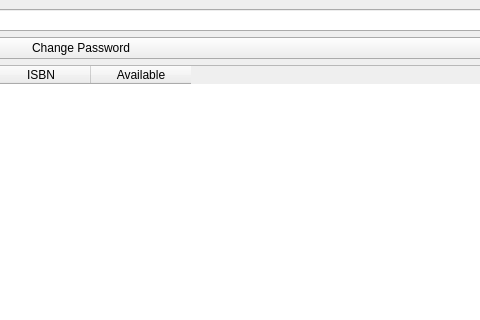
This is window/mainWindow/mainwindow.ui in S-E-C-O/LMS as Qt 5 draws it before an edit; both pictures show x 419 to 899 and y 0 to 320 of the 1000 by 600 pixel window. The edited form follows.
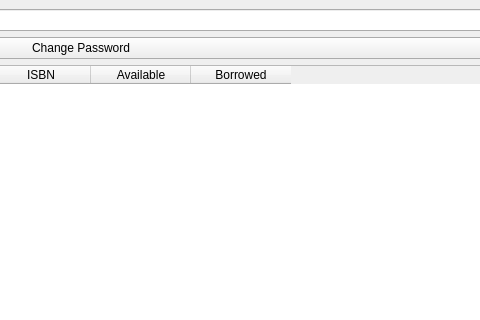
This is the edited form.

Patch:
```diff
--- a/window/mainWindow/mainwindow.ui
+++ b/window/mainWindow/mainwindow.ui
@@ -72,6 +72,11 @@
                                 <string>Available</string>
                             </property>
                         </column>
+                        <column>
+                            <property name="text">
+                                <string>Borrowed</string>
+                            </property>
+                        </column>
                     </widget>
                 </item>
                 <item>
```
